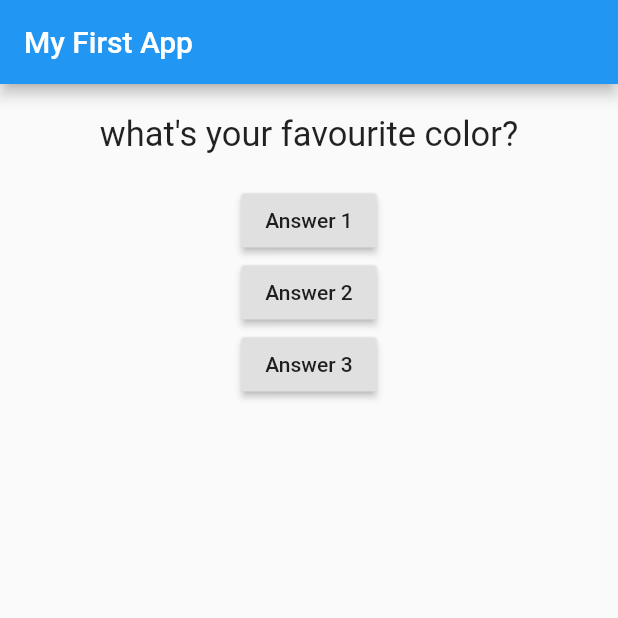
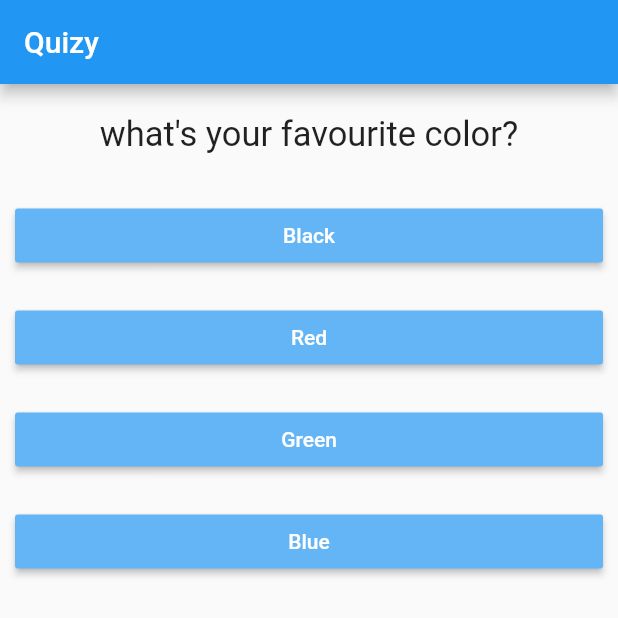
Before and after one commit to maliaditya/Flutter-Quiz-App-, a Flutter app: the screen it shows after launch, on a phone screen of 412 x 824 dp, the top half of it. Run offline on Flutter 3.47's test engine with Material 2 defaults, Android fonts, the phone set to English and light mode, and no system bars.

Commit message:
answer widget added

```diff
--- /dev/null
+++ b/lib/answer.dart
@@ -0,0 +1,24 @@
+import 'package:flutter/material.dart';
+
+
+
+class Answer extends StatelessWidget {
+  final Function selectHandler;
+  final String answerText;
+
+  Answer(this.selectHandler, this.answerText);
+  @override
+  Widget build(BuildContext context) {
+    return Container(
+      margin: EdgeInsets.all(10),
+      width: double.infinity,
+      child: RaisedButton(
+        color: Colors.blue[300],
+        textColor: Colors.white,
+        child: Text(answerText),
+              onPressed: selectHandler,
+              ),
+
+    );
+  }
+}
--- a/lib/main.dart
+++ b/lib/main.dart
@@ -1,5 +1,6 @@
 import 'package:flutter/material.dart';
 import './question.dart';
+import './answer.dart';
 void main(){
 runApp(MyApp());
 
@@ -24,21 +25,32 @@ class _MyAppState extends State<MyApp>{
 
     @override
     Widget  build(BuildContext context){
-      var quest = ["what\'s your favourite color?",
-        "what\'s your favourite animal?"];
+      var quest = [
+        {
+          "questionText":"what\'s your favourite color?",
+          'answers':['Black','Red','Green','Blue']
+          },
+
+         {
+          "questionText":"what\'s your favourite Animal?",
+          'answers':['Tiger','Lion','Wolf','Dog']
+          },
+
+         {
+          "questionText":"what\'s your favourite FastFood?",
+          'answers':['Pizza','Burger','Vadapav','Panipuri']
+          }
+
+
+        ];
       return MaterialApp(home: Scaffold(
-        appBar: AppBar(title: Text('My First App'),),
+        appBar: AppBar(title: Text('Quizy'),),
         body: Column(
           children: [
-            Question(quest[_questIndex]),
-            RaisedButton(child: Text('Answer 1'),
-              onPressed: () => print('Answer1 Chosen'),),
-            RaisedButton(child: Text('Answer 2'),
-              onPressed: (){
-              print('Answer 2 chosen');
-              },),
-            RaisedButton(child: Text('Answer 3'),
-              onPressed: _ansQuest,),
+            Question(quest[_questIndex]['questionText']),
+            ...(quest[_questIndex]['answers'] as List<String>).map((answer){
+              return Answer(_ansQuest,answer);
+            }).toList()
 
           ],
         )
```
